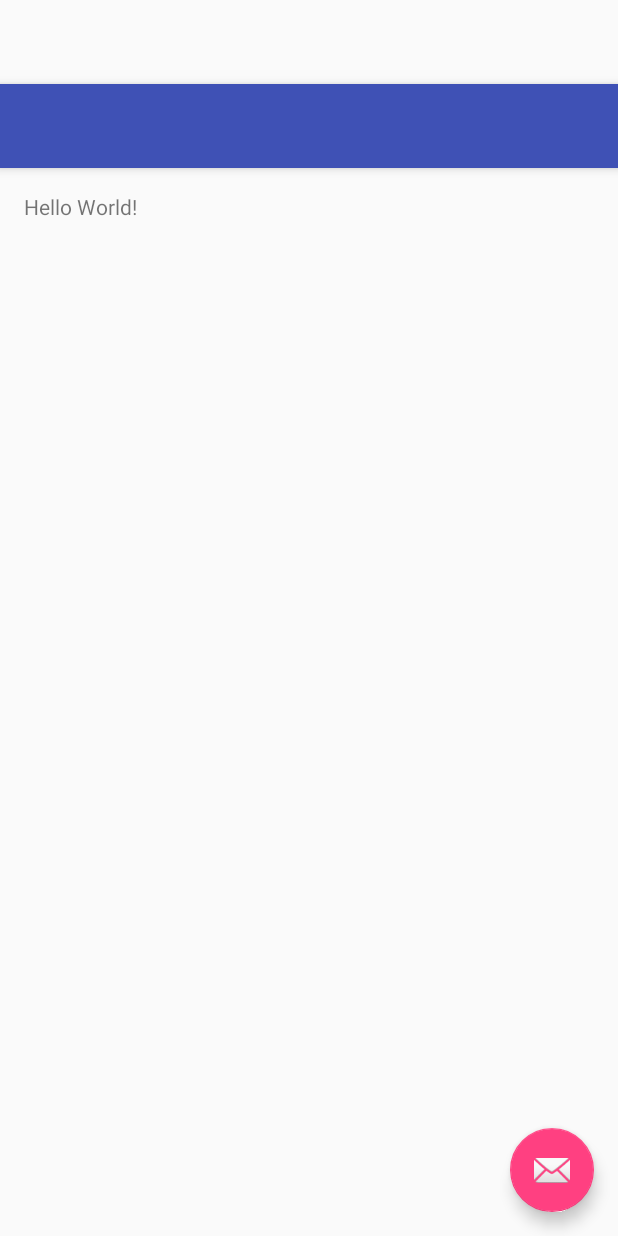
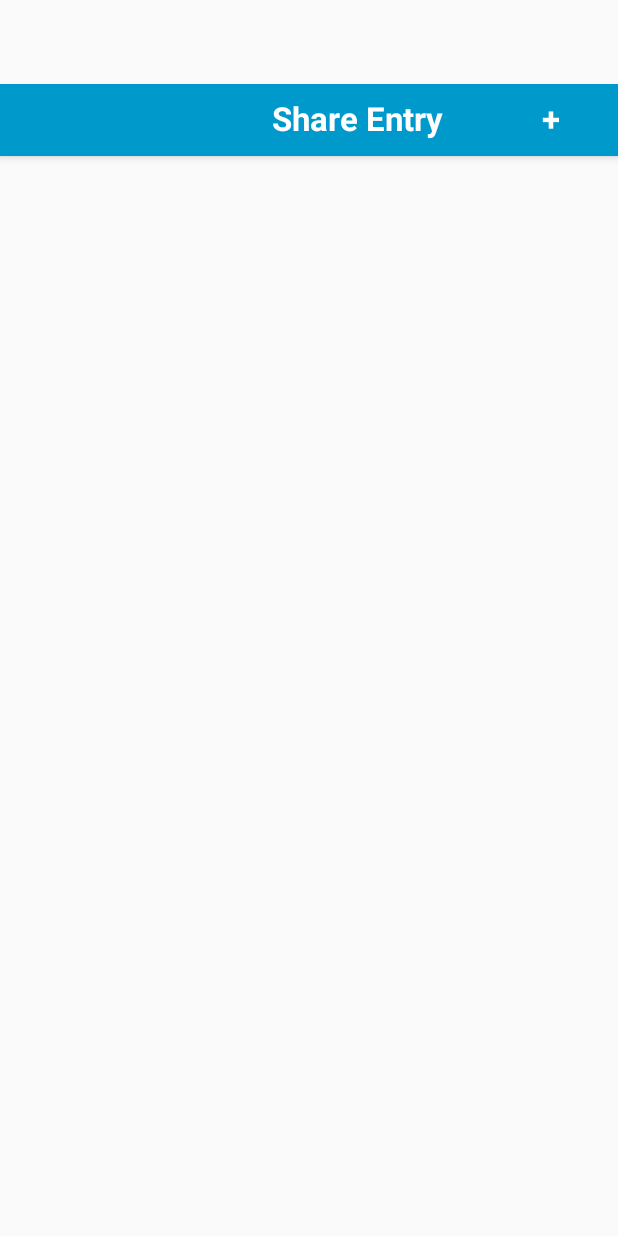
Before and after one commit to Tom-Grassmann/emi.diary-app, an Android app: the layout activity_main.xml on its own in the app's theme, with its tools: preview values and no code run, on a phone screen of 412 x 824 dp. Run offline under Robolectric (Android 15) with nearby library versions, the phone set to English and light mode, and no system bars.

Commit message:
TableManager + individuellen Adapter hinzugefügt

```diff
--- a/app/src/main/java/emi/diary_app/Note.java
+++ b/app/src/main/java/emi/diary_app/Note.java
@@ -1,4 +1,4 @@
-package emi.note_app;
+package emi.diary_app;
 
 public abstract class Note {
 
@@ -71,5 +71,6 @@ public abstract class Note {
         return this.noteType;
     }
 
+    abstract public String getNote();
 
 }
--- a/app/src/main/java/emi/diary_app/NoteType.java
+++ b/app/src/main/java/emi/diary_app/NoteType.java
@@ -1,5 +1,5 @@
-package emi.note_app;
+package emi.diary_app;
 
 public enum NoteType {
-    TEXT, VOICE
+    TEXT, VOICE, PICTURE;
 }
--- a/app/src/main/java/emi/diary_app/TextNote.java
+++ b/app/src/main/java/emi/diary_app/TextNote.java
@@ -1,4 +1,4 @@
-package emi.note_app;
+package emi.diary_app;
 
 public class TextNote extends Note{
 
@@ -29,7 +29,7 @@ public class TextNote extends Note{
     }
 
 
-    public String getText_note() {
+    public String getNote() {
 
         return this.text_note;
     }
--- a/app/src/main/res/layout/activity_main.xml
+++ b/app/src/main/res/layout/activity_main.xml
@@ -6,20 +6,74 @@
     android:layout_height="match_parent" android:fitsSystemWindows="true"
     tools:context="emi.diary_app.MainActivity">
 
-    <android.support.design.widget.AppBarLayout android:layout_width="match_parent"
-        android:layout_height="wrap_content" android:theme="@style/AppTheme.AppBarOverlay">
+    <RelativeLayout
+        android:layout_width="match_parent"
+        android:layout_height="match_parent">
 
-        <android.support.v7.widget.Toolbar android:id="@+id/toolbar"
-            android:layout_width="match_parent" android:layout_height="?attr/actionBarSize"
-            android:background="?attr/colorPrimary" app:popupTheme="@style/AppTheme.PopupOverlay" />
 
-    </android.support.design.widget.AppBarLayout>
+        <android.support.design.widget.AppBarLayout android:layout_width="match_parent"
+            android:layout_height="wrap_content" android:theme="@style/AppTheme.AppBarOverlay"
+            android:background="@android:color/holo_blue_dark"
+            android:id="@+id/appBar">
 
-    <include layout="@layout/content_main" />
+            <LinearLayout
+                android:orientation="horizontal"
+                android:layout_width="match_parent"
+                android:layout_height="match_parent"
+                android:layout_weight="1">
 
-    <android.support.design.widget.FloatingActionButton android:id="@+id/fab"
-        android:layout_width="wrap_content" android:layout_height="wrap_content"
-        android:layout_gravity="bottom|end" android:layout_margin="@dimen/fab_margin"
-        app:srcCompat="@android:drawable/ic_dialog_email" />
+                <Button
+                    android:text="Button"
+                    android:layout_width="wrap_content"
+                    android:layout_height="wrap_content"
+                    android:id="@+id/btn"
+                    android:visibility="invisible"
+                    android:layout_weight="1" />
 
+                <Space
+                    android:layout_width="wrap_content"
+                    android:layout_height="wrap_content"
+                    android:layout_weight="1" />
+
+                <Button
+                    android:text="Share Entry"
+                    android:id="@+id/btnShare"
+                    android:layout_weight="1"
+                    android:layout_width="wrap_content"
+                    android:minHeight="0dp"
+                    style="@android:style/Widget.Holo.Light.ActionButton"
+                    android:layout_height="45dp"
+                    android:textSize="22sp"
+                    android:textStyle="normal|bold" />
+
+                <Button
+                    android:text="+"
+                    android:layout_width="wrap_content"
+                    android:id="@+id/btnNewEntry"
+                    android:layout_weight="1"
+                    android:minHeight="0dp"
+                    style="@android:style/Widget.Holo.Light.ActionButton"
+                    android:layout_height="45dp"
+                    android:textSize="22sp"
+                    android:textStyle="normal|bold" />
+
+            </LinearLayout>
+
+        </android.support.design.widget.AppBarLayout>
+
+        <ListView
+            android:layout_width="match_parent"
+            android:layout_height="match_parent"
+            android:alwaysDrawnWithCache="true"
+            android:layout_below="@+id/appBar"
+            android:id="@+id/tableDisplayEntry"
+            android:layout_marginLeft="5dp"
+            android:layout_marginRight="5dp"
+            android:layout_marginBottom="5dp"
+            android:layout_marginTop="5dp">
+
+        </ListView>
+
+
+    </RelativeLayout>
 </android.support.design.widget.CoordinatorLayout>
--- a/app/src/main/res/menu/menu_main.xml
+++ /dev/null
@@ -1,6 +0,0 @@
-<menu xmlns:android="http://schemas.android.com/apk/res/android"
-    xmlns:app="http://schemas.android.com/apk/res-auto"
-    xmlns:tools="http://schemas.android.com/tools" tools:context="emi.diary_app.MainActivity">
-    <item android:id="@+id/action_settings" android:orderInCategory="100"
-        android:title="@string/action_settings" app:showAsAction="never" />
-</menu>
--- a/app/src/main/res/values/colors.xml
+++ b/app/src/main/res/values/colors.xml
@@ -1,6 +1,7 @@
 <?xml version="1.0" encoding="utf-8"?>
 <resources>
     <color name="colorPrimary">#3F51B5</color>
-    <color name="colorPrimaryDark">#303F9F</color>
+    <color name="colorPrimaryDark">#de000000</color>
     <color name="colorAccent">#FF4081</color>
+    <color name="colorVoiceEntryBackground">#65aaff</color>
 </resources>
--- a/app/src/main/res/values/strings.xml
+++ b/app/src/main/res/values/strings.xml
@@ -1,4 +1,6 @@
 <resources>
-    <string name="app_name">diary-app</string>
-    <string name="action_settings">Settings</string>
+
+    <string name="app_name">Diary</string>
+
+
 </resources>
--- a/build.gradle
+++ b/build.gradle
@@ -5,7 +5,7 @@ buildscript {
         jcenter()
     }
     dependencies {
-        classpath 'com.android.tools.build:gradle:2.2.2'
+        classpath 'com.android.tools.build:gradle:2.2.3'
 
         // NOTE: Do not place your application dependencies here; they belong
         // in the individual module build.gradle files
```
Also changed, not shown: app/src/main/java/emi/diary_app/EntryAdapter.java (added, +98 -0 lines), app/src/main/java/emi/diary_app/MainActivity.java (+43 -32 lines), app/src/main/java/emi/diary_app/NoteContext.java (added, +8 -0 lines), app/src/main/java/emi/diary_app/PictureNote.java (added, +18 -0 lines), app/src/main/java/emi/diary_app/TableManager.java (added, +79 -0 lines), app/src/main/java/emi/diary_app/VoiceNote.java (+6 -1 lines), app/src/main/res/layout/diary_entry_picture.xml (added, +62 -0 lines), app/src/main/res/layout/diary_entry_text.xml (added, +49 -0 lines), app/src/main/res/layout/diary_entry_voice.xml (added, +95 -0 lines), app/src/main/res/menu/menu_click_on_entry.xml (added, +14 -0 lines), app/src/main/res/mipmap-hdpi/defqon1.jpg (added).
